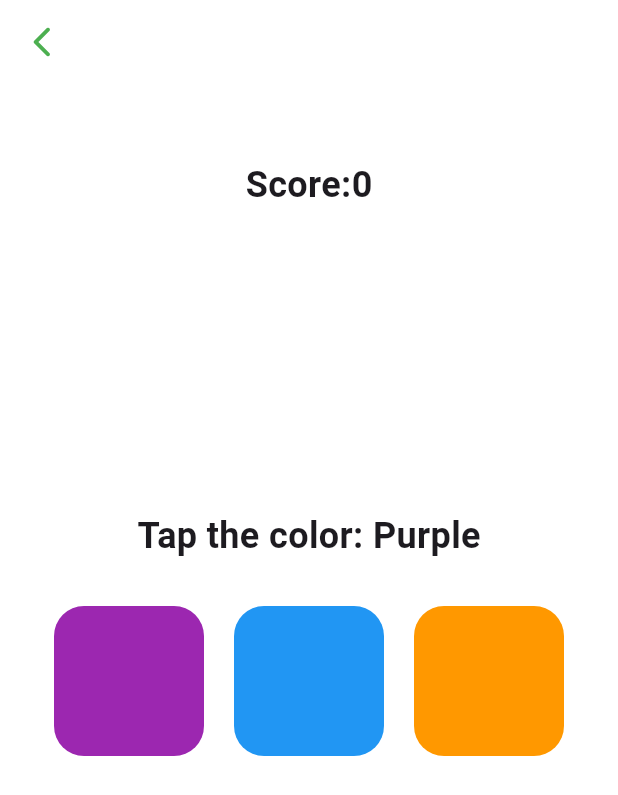
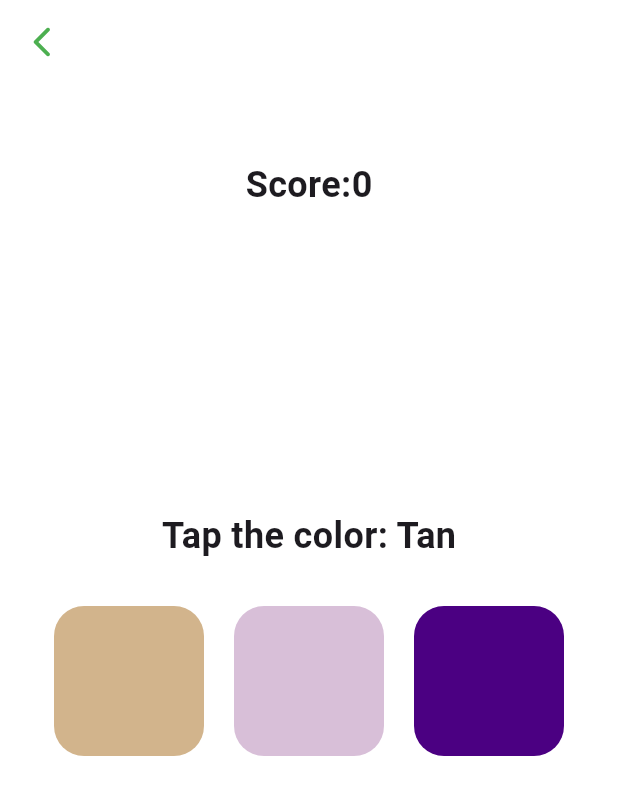
Before and after one commit to nahommb/edutainment-app, a Flutter app: the ColorMatchGameScreen screen opened by its route, on a phone screen of 412 x 824 dp. Shown: the top 795 px of the screen. Run offline on Flutter 3.47's test engine with Material 3 defaults, Android fonts, the phone set to English and light mode, and no system bars; our stand-ins replace convex_bottom_bar, flutter_bloc, hydrated_bloc, smooth_page_indicator.

Commit message:
create game

```diff
--- /dev/null
+++ b/lib/data/game_data.dart
@@ -0,0 +1,160 @@
+import 'package:flutter/material.dart';
+
+class gameData {
+  final List<Map<String, dynamic>> colorOptions = [
+    {'name': 'Red', 'color': Color(0xFFFF0000)},
+    {'name': 'Green', 'color': Color(0xFF00FF00)},
+    {'name': 'Blue', 'color': Color(0xFF0000FF)},
+    {'name': 'Yellow', 'color': Color(0xFFFFFF00)},
+    {'name': 'Purple', 'color': Color(0xFF800080)},
+    {'name': 'Orange', 'color': Color(0xFFFFA500)},
+    {'name': 'Lightblue', 'color': Color(0xFFADD8E6)},
+    {'name': 'Floralwhite', 'color': Color(0xFFFFFAF0)},
+    {'name': 'Darkorange', 'color': Color(0xFFFF8C00)},
+    {'name': 'Lightgoldenrodyellow', 'color': Color(0xFFFAFAD2)},
+    {'name': 'Blueviolet', 'color': Color(0xFF8A2BE2)},
+    {'name': 'Dimgrey', 'color': Color(0xFF696969)},
+    {'name': 'Black', 'color': Color(0xFF000000)},
+    {'name': 'Lavender', 'color': Color(0xFFE6E6FA)},
+    {'name': 'Darkcyan', 'color': Color(0xFF008B8B)},
+    {'name': 'Mediumturquoise', 'color': Color(0xFF48D1CC)},
+    {'name': 'Tan', 'color': Color(0xFFD2B48C)},
+    {'name': 'White', 'color': Color(0xFFFFFFFF)},
+    {'name': 'Coral', 'color': Color(0xFFFF7F50)},
+    {'name': 'Darkviolet', 'color': Color(0xFF9400D3)},
+    {'name': 'Goldenrod', 'color': Color(0xFFDAA520)},
+    {'name': 'Royalblue', 'color': Color(0xFF4169E1)},
+    {'name': 'Lightsalmon', 'color': Color(0xFFFFA07A)},
+    {'name': 'Burlywood', 'color': Color(0xFFDEB887)},
+    {'name': 'Skyblue', 'color': Color(0xFF87CEEB)},
+    {'name': 'Yellow', 'color': Color(0xFFFFFF00)},
+    {'name': 'Brown', 'color': Color(0xFFA52A2A)},
+    {'name': 'Maroon', 'color': Color(0xFF800000)},
+    {'name': 'Slateblue', 'color': Color(0xFF6A5ACD)},
+    {'name': 'Darkslateblue', 'color': Color(0xFF483D8B)},
+    {'name': 'Darkgreen', 'color': Color(0xFF006400)},
+    {'name': 'Aliceblue', 'color': Color(0xFFF0F8FF)},
+    {'name': 'Cadetblue', 'color': Color(0xFF5F9EA0)},
+    {'name': 'Lightpink', 'color': Color(0xFFFFB6C1)},
+    {'name': 'Snow', 'color': Color(0xFFFFFAFA)},
+    {'name': 'Springgreen', 'color': Color(0xFF00FF7F)},
+    {'name': 'Greenyellow', 'color': Color(0xFFADFF2F)},
+    {'name': 'Palegreen', 'color': Color(0xFF98FB98)},
+    {'name': 'Mediumaquamarine', 'color': Color(0xFF66CDAA)},
+    {'name': 'Green', 'color': Color(0xFF008000)},
+    {'name': 'Thistle', 'color': Color(0xFFD8BFD8)},
+    {'name': 'Darkmagenta', 'color': Color(0xFF8B008B)},
+    {'name': 'Red', 'color': Color(0xFFFF0000)},
+    {'name': 'Seagreen', 'color': Color(0xFF2E8B57)},
+    {'name': 'Honeydew', 'color': Color(0xFFF0FFF0)},
+    {'name': 'Wheat', 'color': Color(0xFFF5DEB3)},
+    {'name': 'Slategrey', 'color': Color(0xFF708090)},
+    {'name': 'Orchid', 'color': Color(0xFFDA70D6)},
+    {'name': 'Seashell', 'color': Color(0xFFFFF5EE)},
+    {'name': 'Crimson', 'color': Color(0xFFDC143C)},
+    {'name': 'Pink', 'color': Color(0xFFFFC0CB)},
+    {'name': 'Lightsteelblue', 'color': Color(0xFFB0C4DE)},
+    {'name': 'Gray', 'color': Color(0xFF808080)},
+    {'name': 'Indigo', 'color': Color(0xFF4B0082)},
+    {'name': 'Rebeccapurple', 'color': Color(0xFF663399)},
+    {'name': 'Ghostwhite', 'color': Color(0xFFF8F8FF)},
+    {'name': 'Mistyrose', 'color': Color(0xFFFFE4E1)},
+    {'name': 'Darksalmon', 'color': Color(0xFFE9967A)},
+    {'name': 'Slategray', 'color': Color(0xFF708090)},
+    {'name': 'Forestgreen', 'color': Color(0xFF228B22)},
+    {'name': 'Azure', 'color': Color(0xFFF0FFFF)},
+    {'name': 'Tomato', 'color': Color(0xFFFF6347)},
+    {'name': 'Powderblue', 'color': Color(0xFFB0E0E6)},
+    {'name': 'Lightgreen', 'color': Color(0xFF90EE90)},
+    {'name': 'Magenta', 'color': Color(0xFFFF00FF)},
+    {'name': 'Orangered', 'color': Color(0xFFFF4500)},
+    {'name': 'Lightgray', 'color': Color(0xFFD3D3D3)},
+    {'name': 'Gainsboro', 'color': Color(0xFFDCDCDC)},
+    {'name': 'Dodgerblue', 'color': Color(0xFF1E90FF)},
+    {'name': 'Saddlebrown', 'color': Color(0xFF8B4513)},
+    {'name': 'Fuchsia', 'color': Color(0xFFFF00FF)},
+    {'name': 'Mediumvioletred', 'color': Color(0xFFC71585)},
+    {'name': 'Darkgrey', 'color': Color(0xFFA9A9A9)},
+    {'name': 'Deepskyblue', 'color': Color(0xFF00BFFF)},
+    {'name': 'Blanchedalmond', 'color': Color(0xFFFFEBCD)},
+    {'name': 'Mintcream', 'color': Color(0xFFF5FFFA)},
+    {'name': 'Mediumslateblue', 'color': Color(0xFF7B68EE)},
+    {'name': 'Olivedrab', 'color': Color(0xFF6B8E23)},
+    {'name': 'Darkseagreen', 'color': Color(0xFF8FBC8F)},
+    {'name': 'Aqua', 'color': Color(0xFF00FFFF)},
+    {'name': 'Lawngreen', 'color': Color(0xFF7CFC00)},
+    {'name': 'Whitesmoke', 'color': Color(0xFFF5F5F5)},
+    {'name': 'Limegreen', 'color': Color(0xFF32CD32)},
+    {'name': 'Cyan', 'color': Color(0xFF00FFFF)},
+    {'name': 'Beige', 'color': Color(0xFFF5F5DC)},
+    {'name': 'Ivory', 'color': Color(0xFFFFFFF0)},
+    {'name': 'Lemonchiffon', 'color': Color(0xFFFFFACD)},
+    {'name': 'Lightgrey', 'color': Color(0xFFD3D3D3)},
+    {'name': 'Turquoise', 'color': Color(0xFF40E0D0)},
+    {'name': 'Chartreuse', 'color': Color(0xFF7FFF00)},
+    {'name': 'Antiquewhite', 'color': Color(0xFFFAEBD7)},
+    {'name': 'Violet', 'color': Color(0xFFEE82EE)},
+    {'name': 'Darkolivegreen', 'color': Color(0xFF556B2F)},
+    {'name': 'Darkkhaki', 'color': Color(0xFFBDB76B)},
+    {'name': 'Dimgray', 'color': Color(0xFF696969)},
+    {'name': 'Darkred', 'color': Color(0xFF8B0000)},
+    {'name': 'Peachpuff', 'color': Color(0xFFFFDAB9)},
+    {'name': 'Peru', 'color': Color(0xFFCD853F)},
+    {'name': 'Oldlace', 'color': Color(0xFFFDF5E6)},
+    {'name': 'Deeppink', 'color': Color(0xFFFF1493)},
+    {'name': 'Lightyellow', 'color': Color(0xFFFFFFE0)},
+    {'name': 'Blue', 'color': Color(0xFF0000FF)},
+    {'name': 'Navajowhite', 'color': Color(0xFFFFDEAD)},
+    {'name': 'Paleturquoise', 'color': Color(0xFFAFEEEE)},
+    {'name': 'Grey', 'color': Color(0xFF808080)},
+    {'name': 'Darkslategrey', 'color': Color(0xFF2F4F4F)},
+    {'name': 'Steelblue', 'color': Color(0xFF4682B4)},
+    {'name': 'Palevioletred', 'color': Color(0xFFDB7093)},
+    {'name': 'Indianred', 'color': Color(0xFFCD5C5C)},
+    {'name': 'Mediumspringgreen', 'color': Color(0xFF00FA9A)},
+    {'name': 'Mediumorchid', 'color': Color(0xFFBA55D3)},
+    {'name': 'Bisque', 'color': Color(0xFFFFE4C4)},
+    {'name': 'Silver', 'color': Color(0xFFC0C0C0)},
+    {'name': 'Linen', 'color': Color(0xFFFAF0E6)},
+    {'name': 'Darkslategray', 'color': Color(0xFF2F4F4F)},
+    {'name': 'Lime', 'color': Color(0xFF00FF00)},
+    {'name': 'Firebrick', 'color': Color(0xFFB22222)},
+    {'name': 'Papayawhip', 'color': Color(0xFFFFEFD5)},
+    {'name': 'Lavenderblush', 'color': Color(0xFFFFF0F5)},
+    {'name': 'Cornflowerblue', 'color': Color(0xFF6495ED)},
+    {'name': 'Gold', 'color': Color(0xFFFFD700)},
+    {'name': 'Midnightblue', 'color': Color(0xFF191970)},
+    {'name': 'Darkgoldenrod', 'color': Color(0xFFB8860B)},
+    {'name': 'Plum', 'color': Color(0xFFDDA0DD)},
+    {'name': 'Khaki', 'color': Color(0xFFF0E68C)},
+    {'name': 'Lightslategrey', 'color': Color(0xFF778899)},
+    {'name': 'Hotpink', 'color': Color(0xFFFF69B4)},
+    {'name': 'Purple', 'color': Color(0xFF800080)},
+    {'name': 'Mediumblue', 'color': Color(0xFF0000CD)},
+    {'name': 'Chocolate', 'color': Color(0xFFD2691E)},
+    {'name': 'Mediumseagreen', 'color': Color(0xFF3CB371)},
+    {'name': 'Olive', 'color': Color(0xFF808000)},
+    {'name': 'Darkgray', 'color': Color(0xFFA9A9A9)},
+    {'name': 'Lightskyblue', 'color': Color(0xFF87CEFA)},
+    {'name': 'Teal', 'color': Color(0xFF008080)},
+    {'name': 'Sienna', 'color': Color(0xFFA0522D)},
+    {'name': 'Navy', 'color': Color(0xFF000080)},
+    {'name': 'Moccasin', 'color': Color(0xFFFFE4B5)},
+    {'name': 'Aquamarine', 'color': Color(0xFF7FFFD4)},
+    {'name': 'Yellowgreen', 'color': Color(0xFF9ACD32)},
+    {'name': 'Palegoldenrod', 'color': Color(0xFFEEE8AA)},
+    {'name': 'Cornsilk', 'color': Color(0xFFFFF8DC)},
+    {'name': 'Salmon', 'color': Color(0xFFFA8072)},
+    {'name': 'Orange', 'color': Color(0xFFFFA500)},
+    {'name': 'Rosybrown', 'color': Color(0xFFBC8F8F)},
+    {'name': 'Lightslategray', 'color': Color(0xFF778899)},
+    {'name': 'Darkblue', 'color': Color(0xFF00008B)},
+    {'name': 'Mediumpurple', 'color': Color(0xFF9370DB)},
+    {'name': 'Sandybrown', 'color': Color(0xFFF4A460)},
+    {'name': 'Lightcyan', 'color': Color(0xFFE0FFFF)},
+    {'name': 'Darkorchid', 'color': Color(0xFF9932CC)},
+    {'name': 'Darkturquoise', 'color': Color(0xFF00CED1)},
+    {'name': 'Lightseagreen', 'color': Color(0xFF20B2AA)},
+    {'name': 'Lightcoral', 'color': Color(0xFFF08080)},
+  ];
+}
--- a/lib/main.dart
+++ b/lib/main.dart
@@ -1,6 +1,7 @@
 import 'package:edutainment_app/core/theme/theme_data.dart';
 import 'package:edutainment_app/presentation/screens/color_match_game_screen.dart';
 import 'package:edutainment_app/presentation/screens/home_screen.dart';
+import 'package:edutainment_app/presentation/screens/kebero_game_screen.dart';
 
 
 import 'package:edutainment_app/presentation/screens/login_signup.dart';
@@ -75,6 +76,7 @@ class MyApp extends StatelessWidget {
                 YourScoreScreen.routeName:(context)=>YourScoreScreen(),
                 ParentControlScreen.routeName:(context)=>ParentControlScreen(),
                 ColorMatchGameScreen.routeName:(context)=>ColorMatchGameScreen(),
+                KeberoGame.routeName:(context)=>KeberoGame(),
               },
 
             )
--- a/lib/presentation/screens/color_match_game_screen.dart
+++ b/lib/presentation/screens/color_match_game_screen.dart
@@ -1,4 +1,5 @@
 import 'dart:math';
+import 'package:edutainment_app/data/game_data.dart';
 import 'package:edutainment_app/presentation/widgets/custom_app_bar.dart';
 import 'package:flutter/material.dart';
 
@@ -11,14 +12,8 @@ class ColorMatchGameScreen extends StatefulWidget {
 }
 
 class _ColorMatchGameState extends State<ColorMatchGameScreen> {
-  final List<Map<String, dynamic>> colorOptions = [
-    {'name': 'Red', 'color': Colors.red},
-    {'name': 'Green', 'color': Colors.green},
-    {'name': 'Blue', 'color': Colors.blue},
-    {'name': 'Yellow', 'color': Colors.yellow},
-    {'name': 'Purple', 'color': Colors.purple},
-    {'name': 'Orange', 'color': Colors.orange},
-  ];
+
+  List<dynamic> colorOptions = gameData().colorOptions;
 
   late Map<String, dynamic> correctColor;
   late List<Map<String, dynamic>> currentChoices;
@@ -54,11 +49,13 @@ class _ColorMatchGameState extends State<ColorMatchGameScreen> {
         feedback = '🎉 Correct!';
         score+=1;
       } else {
-        feedback = '❌ Try Again!';
+        print(correctColor);
+        score=0;
+        feedback = '❌ Try Again! it is ${selectedColor["name"]}';
       }
     });
 
-    Future.delayed(const Duration(seconds: 1), () {
+    Future.delayed(Duration(seconds: selectedColor == correctColor?1:4), () {
       generateNewQuestion();
     });
   }
```
Also changed, not shown: lib/presentation/screens/game_screen.dart (+107 -44 lines), lib/presentation/screens/kebero_game_screen.dart (added, +95 -0 lines), assets/images/color_match_image.png (added).
